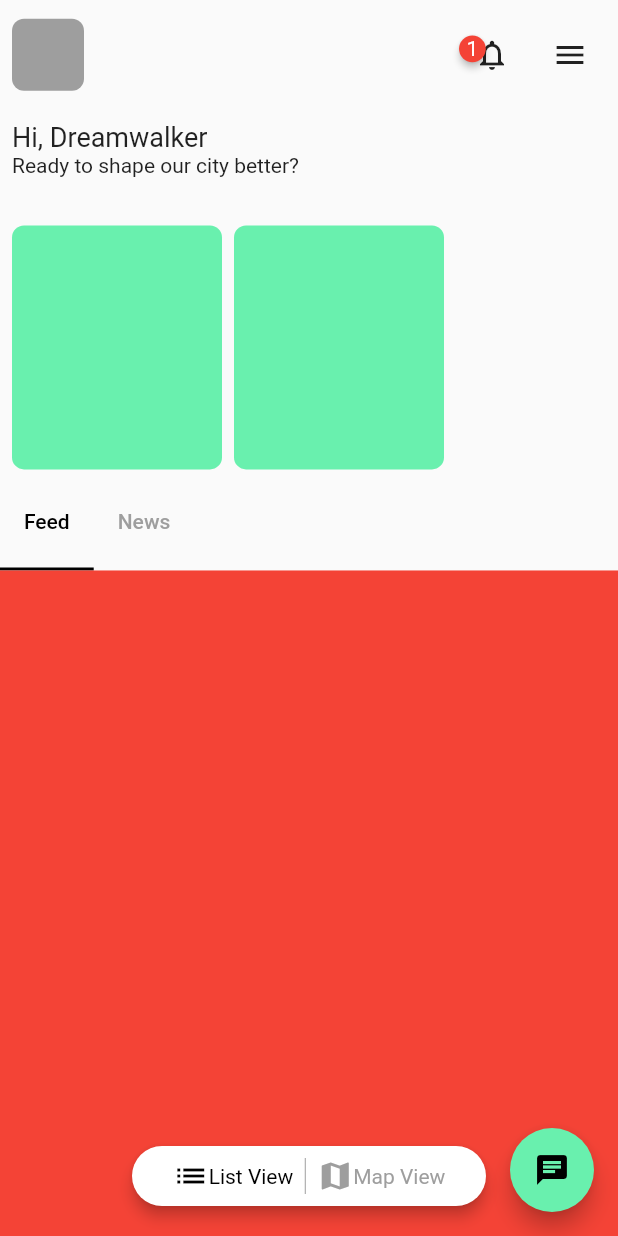
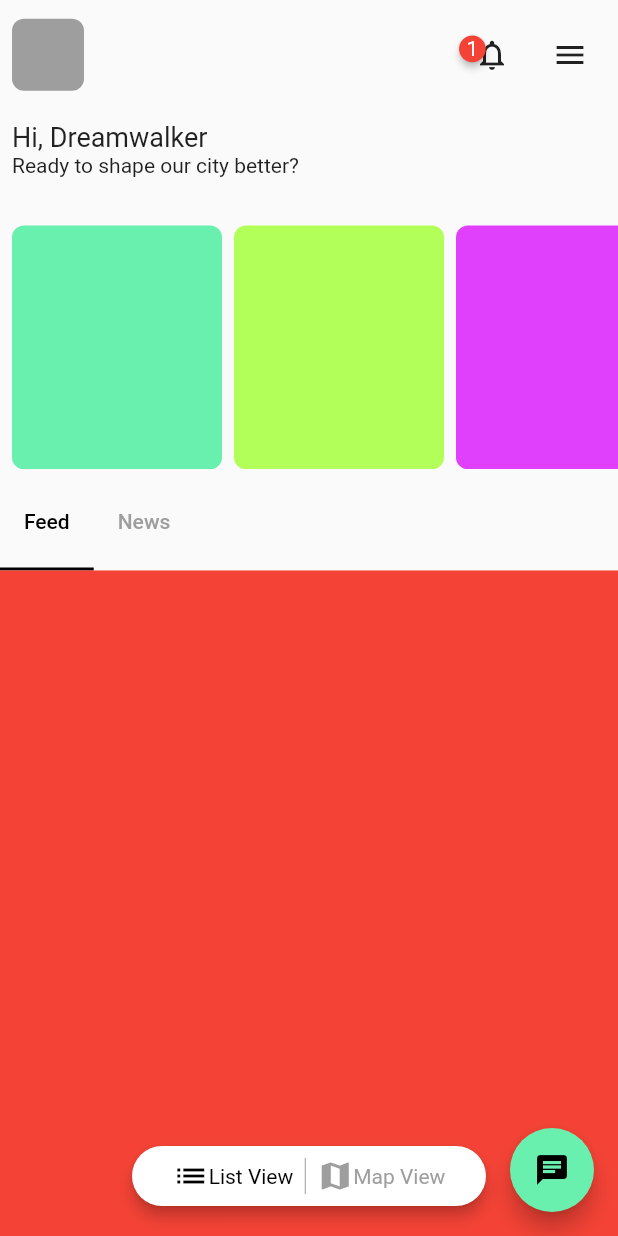
Before and after one commit to JAICHANGPARK/flutter_notebook_11th_story, a Flutter app: the screen it shows after launch, on a phone screen of 412 x 824 dp. Run offline on Flutter 3.47's test engine with Material 2 defaults, Android fonts, the phone set to English and light mode, and no system bars; drawn by our look-alikes of badges; our stand-ins replace backdrop, flutter_inner_drawer, flutter_slidable, flutter_swiper, google_fonts.

Commit message:
Update irys_home_page.dart

```diff
--- a/lib/ep727_irys_mobile_app/ui/irys_home_page.dart
+++ b/lib/ep727_irys_mobile_app/ui/irys_home_page.dart
@@ -99,20 +99,23 @@ class _IrysHomePageState extends State<IrysHomePage> with SingleTickerProviderSt
                                     child: Container(
                                       width: 140,
                                       decoration: BoxDecoration(
-                                        color: Colors.greenAccent,
-                                        borderRadius: BorderRadius.circular(8)
-                                      ),
+                                          color: Colors.greenAccent, borderRadius: BorderRadius.circular(8)),
                                     ),
                                   ),
-
                                   Padding(
                                     padding: const EdgeInsets.only(right: 8),
                                     child: Container(
                                       width: 140,
                                       decoration: BoxDecoration(
-                                        color: Colors.greenAccent,
-                                          borderRadius: BorderRadius.circular(8)
-                                      ),
+                                          color: Colors.lightGreenAccent, borderRadius: BorderRadius.circular(8)),
+                                    ),
+                                  ),
+                                  Padding(
+                                    padding: const EdgeInsets.only(right: 8),
+                                    child: Container(
+                                      width: 140,
+                                      decoration: BoxDecoration(
+                                          color: Colors.purpleAccent, borderRadius: BorderRadius.circular(8)),
                                     ),
                                   ),
                                 ],
```
